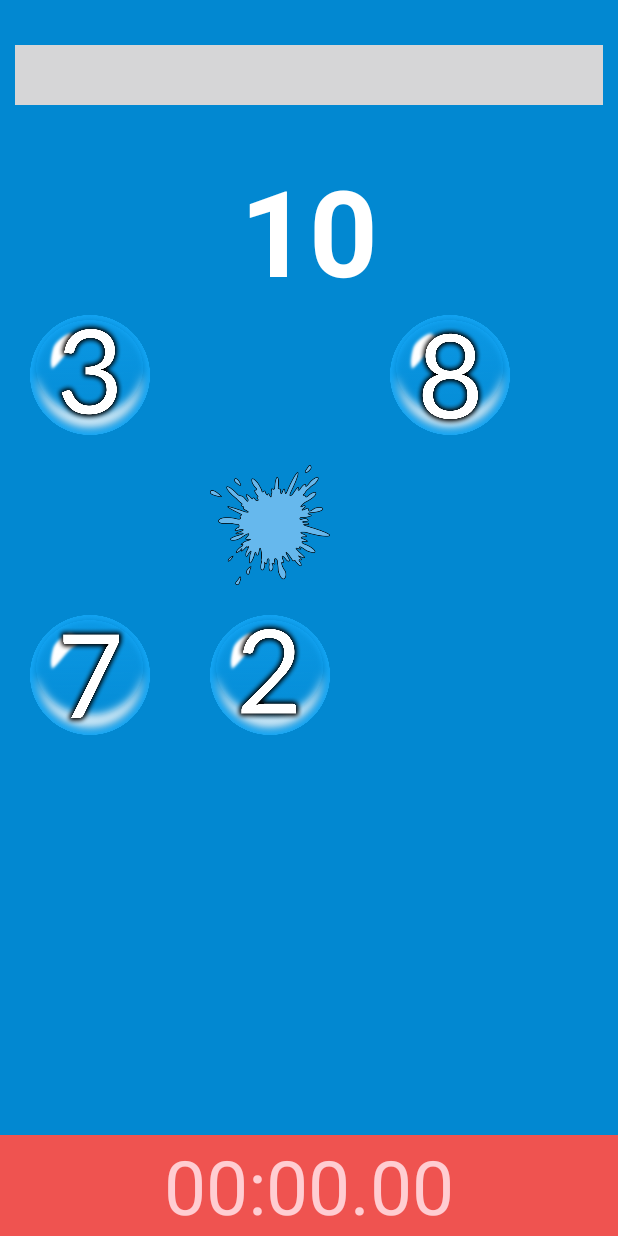
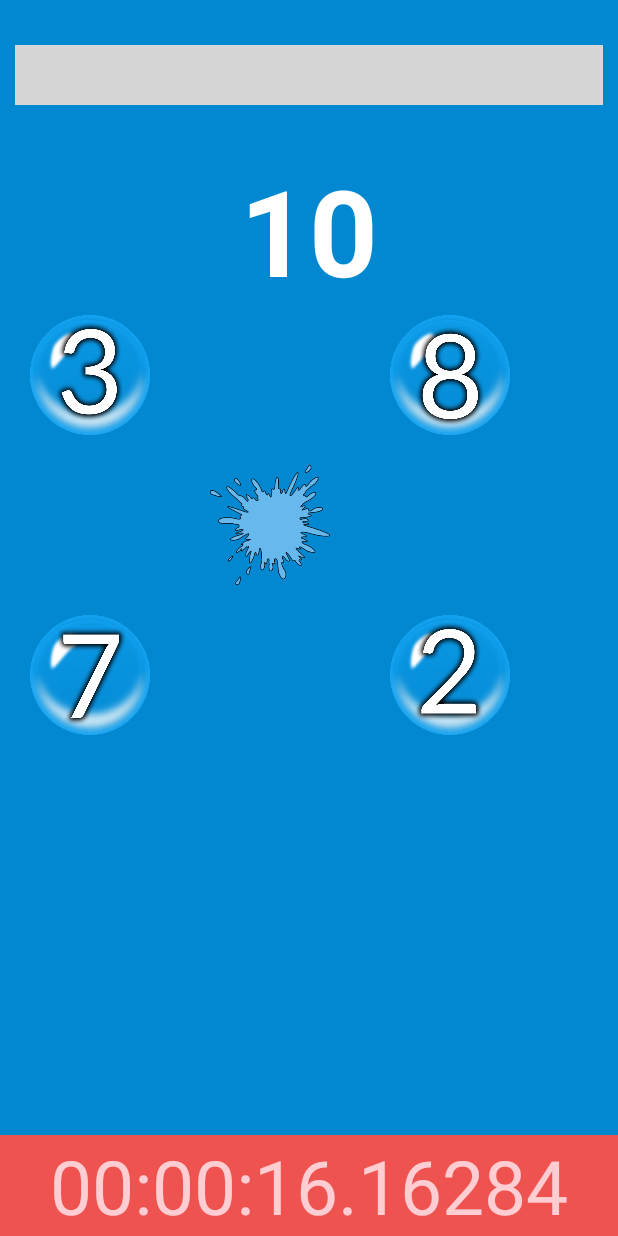
Before and after one commit to emccosky/MathPop, an Android app: the screen it shows after launch (FullscreenActivity), after a tap on an icon or button, on a phone screen of 412 x 824 dp. Run offline under Robolectric (Android 15) with nearby library versions, the phone set to English and light mode, and no system bars; libraries missing offline, so code that uses them is left out: github.nisrulz.stackedhorizontalprogressbar; plain views replace StackedHorizontalProgressBar; 5 statements that could not run were skipped; 2 other taps on this screen came first.

Commit message:
Added Endgame handling

```diff
--- a/app/build.gradle
+++ b/app/build.gradle
@@ -25,4 +25,5 @@ dependencies {
     compile 'com.android.support:appcompat-v7:23.4.0'
     compile 'com.android.support:support-v4:23.4.0'
     compile 'com.github.nisrulz:stackedhorizontalprogressbar:1.0.1'
+    compile 'com.android.support:design:23.4.0'
 }
--- a/app/src/main/AndroidManifest.xml
+++ b/app/src/main/AndroidManifest.xml
@@ -19,6 +19,10 @@
                 <category android:name="android.intent.category.LAUNCHER" />
             </intent-filter>
         </activity>
+        <activity
+            android:name=".ResultActivity"
+            android:label="@string/title_activity_result"
+            android:theme="@style/AppTheme.NoActionBar"></activity>
     </application>
 
 </manifest>
--- a/app/src/main/java/com/mccosky/mathpop/FullscreenActivity.java
+++ b/app/src/main/java/com/mccosky/mathpop/FullscreenActivity.java
@@ -1,6 +1,7 @@
 package com.mccosky.mathpop;
 
 import android.annotation.SuppressLint;
+import android.content.Intent;
 import android.graphics.drawable.Drawable;
 import android.media.Image;
 import android.support.annotation.DrawableRes;
@@ -94,7 +95,7 @@ public class FullscreenActivity extends AppCompatActivity {
 
     private int[][] answerPattern = {   {1, 0, 1},
                                         {0, 1, 0},
-                                        {1, 1, 0}};
+                                        {1, 0, 1}};
     private int[][] currModel = new int[3][3];
 
     private int currAnswer;
@@ -119,6 +120,9 @@ public class FullscreenActivity extends AppCompatActivity {
 
         updateProgress();
         nextQuestion();
+
+        startTime = System.currentTimeMillis();
+        startTimer.run();
     }
 
     @Override
@@ -246,8 +250,11 @@ public class FullscreenActivity extends AppCompatActivity {
             genAnswer();
             setViews();
         } else {
-            //END GAME
-            System.exit(0);
+            Intent i = new Intent(getApplicationContext(), ResultActivity.class);
+            i.putExtra("time", elapsedTime);
+            i.putExtra("correct", correctCount);
+            i.putExtra("wrong", wrongCount);
+            startActivity(i);
         }
     }
 
@@ -425,4 +432,75 @@ public class FullscreenActivity extends AppCompatActivity {
             }
         }
     }
+
+    private Handler mHandler = new Handler();
+    private long startTime;
+    private long elapsedTime;
+    private final int REFRESH_RATE = 100;
+    private String hours,minutes,seconds,milliseconds;
+    private long secs,mins,hrs,msecs;
+
+    private void updateTimer (float time){
+        secs = (long)(time/1000);
+        mins = (long)((time/1000)/60);
+        hrs = (long)(((time/1000)/60)/60);
+
+		/* Convert the seconds to String
+		 * and format to ensure it has
+		 * a leading zero when required
+		 */
+        secs = secs % 60;
+        seconds=String.valueOf(secs);
+        if(secs == 0){
+            seconds = "00";
+        }
+        if(secs <10 && secs > 0){
+            seconds = "0"+seconds;
+        }
+
+		/* Convert the minutes to String and format the String */
+
+        mins = mins % 60;
+        minutes=String.valueOf(mins);
+        if(mins == 0){
+            minutes = "00";
+        }
+        if(mins <10 && mins > 0){
+            minutes = "0"+minutes;
+        }
+
+    	/* Convert the hours to String and format the String */
+
+        hours=String.valueOf(hrs);
+        if(hrs == 0){
+            hours = "00";
+        }
+        if(hrs <10 && hrs > 0){
+            hours = "0"+hours;
+        }
+
+        milliseconds = String.valueOf((long)time);
+        if(milliseconds.length()==2){
+            milliseconds = "0"+milliseconds;
+        }
+        if(milliseconds.length()<=1){
+            milliseconds = "00";
+        }
+
+		/* Setting the timer text to the elapsed time */
+        ((TextView)findViewById(R.id.timer)).setText(hours + ":" + minutes + ":" + seconds + "." + milliseconds);
+    }
+
+    private Runnable startTimer = new Runnable() {
+        public void run() {
+            elapsedTime = System.currentTimeMillis() - startTime;
+            runOnUiThread(new Runnable() {
+                @Override
+                public void run() {
+                    updateTimer(elapsedTime);
+                }
+            });
+            mHandler.postDelayed(this,REFRESH_RATE);
+        }
+    };
 }
--- a/app/src/main/res/layout/activity_fullscreen.xml
+++ b/app/src/main/res/layout/activity_fullscreen.xml
@@ -113,6 +113,7 @@
             android:background="@drawable/bubble"/>
 
         <TextView
+            android:id="@+id/timer"
             android:layout_width="fill_parent"
             android:layout_height="wrap_content"
             android:layout_marginBottom="0dp"
--- /dev/null
+++ b/app/src/main/res/values-v21/styles.xml
@@ -0,0 +1,9 @@
+<resources>
+
+    <style name="AppTheme.NoActionBar">
+        <item name="windowActionBar">false</item>
+        <item name="windowNoTitle">true</item>
+        <item name="android:windowDrawsSystemBarBackgrounds">true</item>
+        <item name="android:statusBarColor">@android:color/transparent</item>
+    </style>
+</resources>
--- /dev/null
+++ b/app/src/main/res/values-w820dp/dimens.xml
@@ -0,0 +1,6 @@
+<resources>
+    <!-- Example customization of dimensions originally defined in res/values/dimens.xml
+         (such as screen margins) for screens with more than 820dp of available width. This
+         would include 7" and 10" devices in landscape (~960dp and ~1280dp respectively). -->
+    <dimen name="activity_horizontal_margin">64dp</dimen>
+</resources>
--- /dev/null
+++ b/app/src/main/res/values/dimens.xml
@@ -0,0 +1,6 @@
+<resources>
+    <!-- Default screen margins, per the Android Design guidelines. -->
+    <dimen name="activity_horizontal_margin">16dp</dimen>
+    <dimen name="activity_vertical_margin">16dp</dimen>
+    <dimen name="fab_margin">16dp</dimen>
+</resources>
--- a/app/src/main/res/values/strings.xml
+++ b/app/src/main/res/values/strings.xml
@@ -3,4 +3,5 @@
 
     <string name="dummy_button">Dummy Button</string>
     <string name="dummy_content">DUMMY\nCONTENT</string>
+    <string name="title_activity_result">ResultActivity</string>
 </resources>
--- a/app/src/main/res/values/styles.xml
+++ b/app/src/main/res/values/styles.xml
@@ -20,4 +20,13 @@
         <item name="android:background">@color/black_overlay</item>
     </style>
 
+    <style name="AppTheme.NoActionBar">
+        <item name="windowActionBar">false</item>
+        <item name="windowNoTitle">true</item>
+    </style>
+
+    <style name="AppTheme.AppBarOverlay" parent="ThemeOverlay.AppCompat.Dark.ActionBar" />
+
+    <style name="AppTheme.PopupOverlay" parent="ThemeOverlay.AppCompat.Light" />
+
 </resources>
```
Also changed, not shown: app/src/main/java/com/mccosky/mathpop/ResultActivity.java (added, +39 -0 lines), app/src/main/res/layout/activity_result.xml (added, +58 -0 lines), app/src/main/res/layout/content_result.xml (added, +15 -0 lines).
